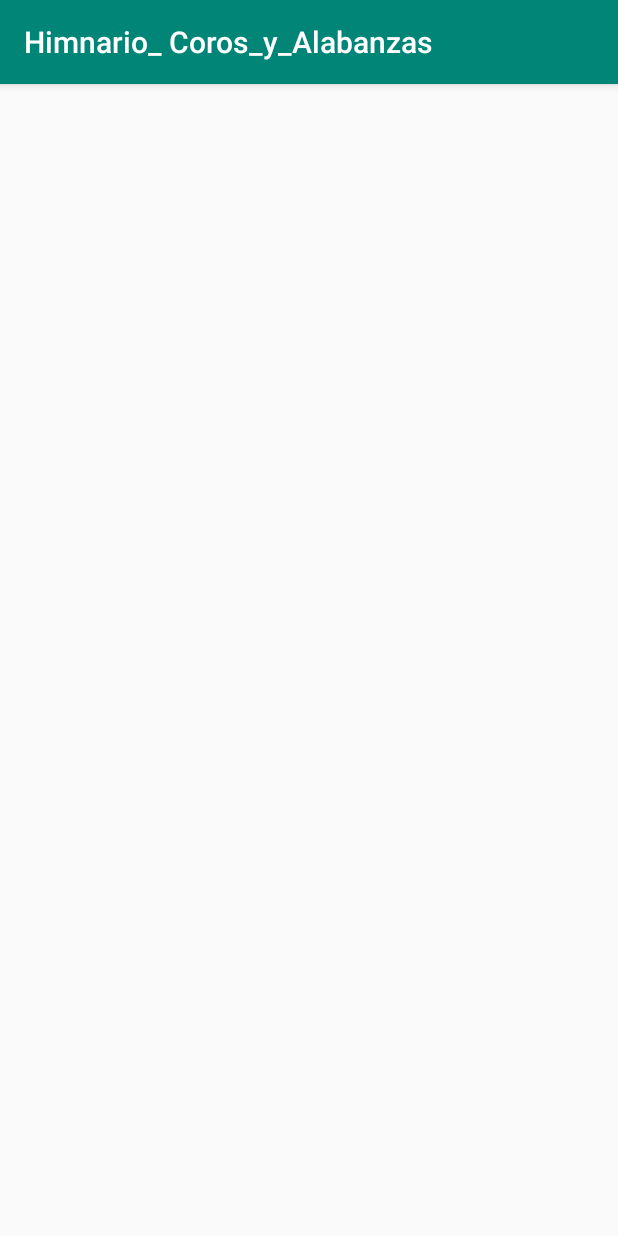
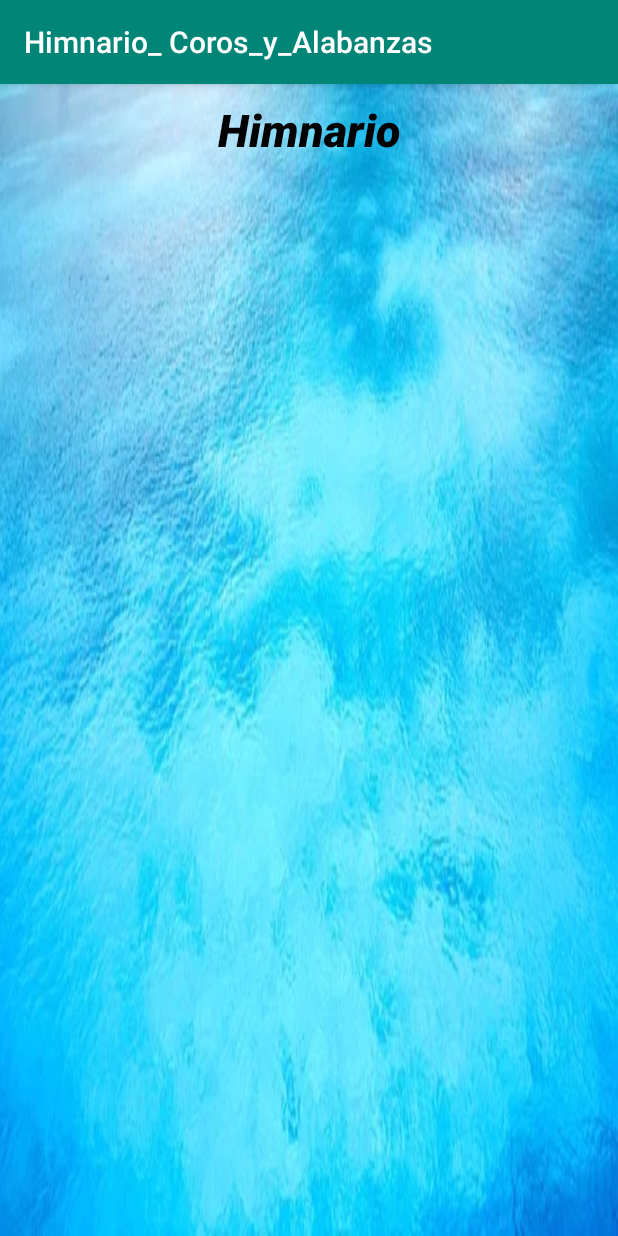
Before and after one commit to Francisco-MV/PROYECTO-FINAL-GAMEZ, an Android app: the screen it shows after launch (MainActivity), on a phone screen of 412 x 824 dp. Run offline under Robolectric (Android 15) with nearby library versions, the phone set to English and light mode, and no system bars.

Commit message:
Text view con el titulo

```diff
--- a/app/src/main/res/layout/activity_main.xml
+++ b/app/src/main/res/layout/activity_main.xml
@@ -11,7 +11,14 @@
     <TextView
         android:id="@+id/tv"
         android:layout_width="match_parent"
-        />
+        android:layout_height="wrap_content"
+        android:layout_marginTop="10dp"
+        android:fontFamily="sans-serif-black"
+        android:text="Himnario"
+        android:textAlignment="center"
+        android:textColor="#020202"
+        android:textSize="30sp"
+        android:textStyle="bold|italic" />
 
 
 
```
